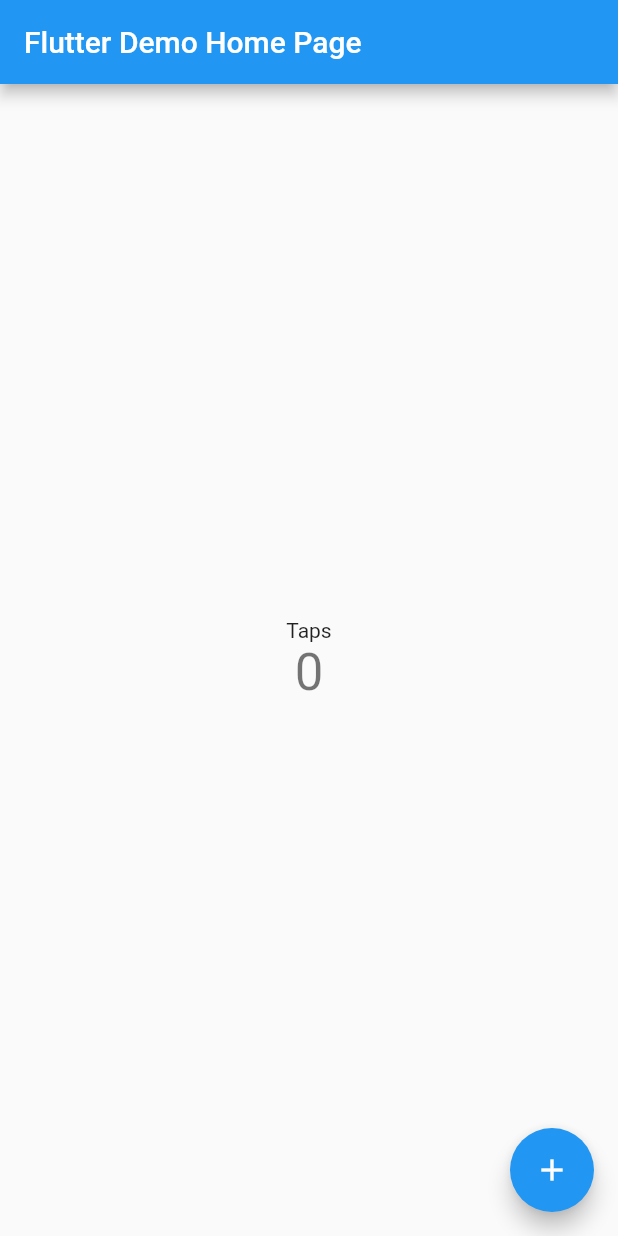
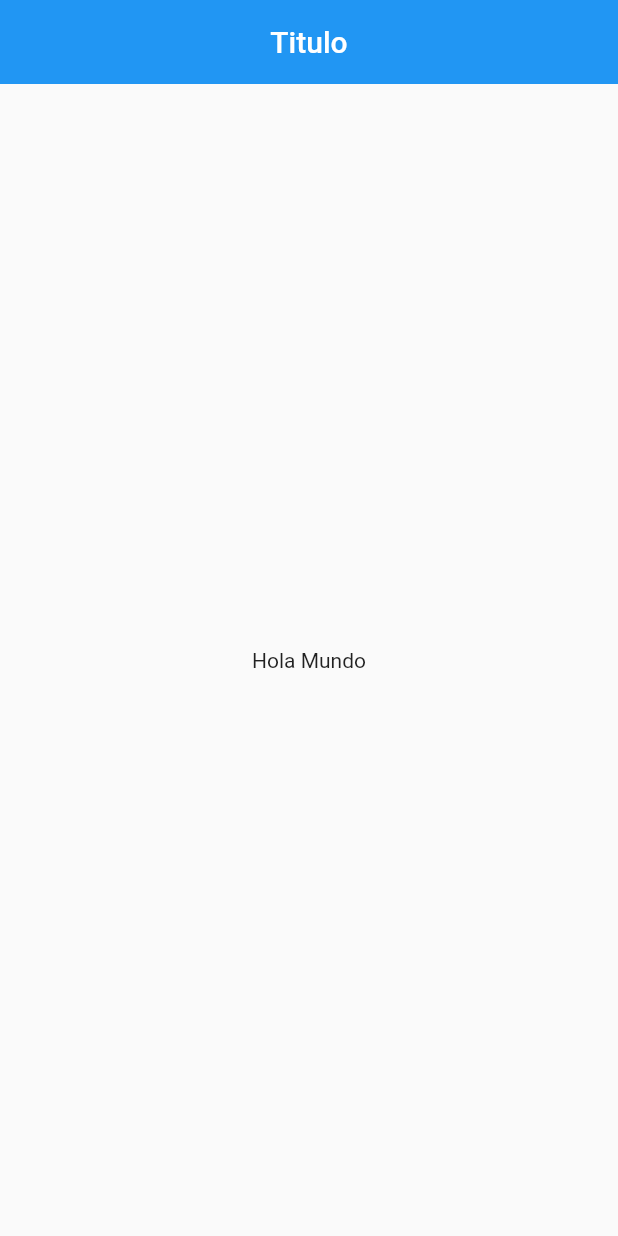
Before and after one commit to stiven212/flutter_project, a Flutter app: the screen it shows after launch, on a phone screen of 412 x 824 dp. Run offline on Flutter 3.47's test engine with Material 2 defaults, Android fonts, the phone set to English and light mode, and no system bars.

Commit message:
Hola Mundo con Scaffold

```diff
--- a/lib/main.dart
+++ b/lib/main.dart
@@ -1,113 +1,11 @@
 import 'package:flutter/material.dart';
+
+import 'src/app.dart';
+
+//Mis importaciones
+
+//import 'src/app.dart';
 
 void main() {
   runApp(MyApp());
 }
-
-class MyApp extends StatelessWidget {
-  // This widget is the root of your application.
-  @override
-  Widget build(BuildContext context) {
-    return MaterialApp(
-      title: 'Flutter Demo',
-      theme: ThemeData(
-        // This is the theme of your application.
-        //
-        // Try running your application with "flutter run". You'll see the
-        // application has a blue toolbar. Then, without quitting the app, try
-        // changing the primarySwatch below to Colors.green and then invoke
-        // "hot reload" (press "r" in the console where you ran "flutter run",
-        // or simply save your changes to "hot reload" in a Flutter IDE).
-        // Notice that the counter didn't reset back to zero; the application
-        // is not restarted.
-        primarySwatch: Colors.blue,
-      ),
-      home: MyHomePage(title: 'Flutter Demo Home Page'),
-    );
-  }
-}
-
-class MyHomePage extends StatefulWidget {
-  MyHomePage({Key key, this.title}) : super(key: key);
-
-  // This widget is the home page of your application. It is stateful, meaning
-  // that it has a State object (defined below) that contains fields that affect
-  // how it looks.
-
-  // This class is the configuration for the state. It holds the values (in this
-  // case the title) provided by the parent (in this case the App widget) and
-  // used by the build method of the State. Fields in a Widget subclass are
-  // always marked "final".
-
-  final String title;
-
-  @override
-  _MyHomePageState createState() => _MyHomePageState();
-}
-
-class _MyHomePageState extends State<MyHomePage> {
-  int _counter = 0;
-
-  void _incrementCounter() {
-    setState(() {
-      // This call to setState tells the Flutter framework that something has
-      // changed in this State, which causes it to rerun the build method below
-      // so that the display can reflect the updated values. If we changed
-      // _counter without calling setState(), then the build method would not be
-      // called again, and so nothing would appear to happen.
-      _counter++;
-    });
-  }
-
-  @override
-  Widget build(BuildContext context) {
-    // This method is rerun every time setState is called, for instance as done
-    // by the _incrementCounter method above.
-    //
-    // The Flutter framework has been optimized to make rerunning build methods
-    // fast, so that you can just rebuild anything that needs updating rather
-    // than having to individually change instances of widgets.
-    return Scaffold(
-      appBar: AppBar(
-        // Here we take the value from the MyHomePage object that was created by
-        // the App.build method, and use it to set our appbar title.
-        title: Text(widget.title),
-      ),
-      body: Center(
-        // Center is a layout widget. It takes a single child and positions it
-        // in the middle of the parent.
-        child: Column(
-          // Column is also a layout widget. It takes a list of children and
-          // arranges them vertically. By default, it sizes itself to fit its
-          // children horizontally, and tries to be as tall as its parent.
-          //
-          // Invoke "debug painting" (press "p" in the console, choose the
-          // "Toggle Debug Paint" action from the Flutter Inspector in Android
-          // Studio, or the "Toggle Debug Paint" command in Visual Studio Code)
-          // to see the wireframe for each widget.
-          //
-          // Column has various properties to control how it sizes itself and
-          // how it positions its children. Here we use mainAxisAlignment to
-          // center the children vertically; the main axis here is the vertical
-          // axis because Columns are vertical (the cross axis would be
-          // horizontal).
-          mainAxisAlignment: MainAxisAlignment.center,
-          children: <Widget>[
-            Text(
-              'Taps',
-            ),
-            Text(
-              '$_counter',
-              style: Theme.of(context).textTheme.headline4,
-            ),
-          ],
-        ),
-      ),
-      floatingActionButton: FloatingActionButton(
-        onPressed: _incrementCounter,
-        tooltip: 'Increment',
-        child: Icon(Icons.add),
-      ), // This trailing comma makes auto-formatting nicer for build methods.
-    );
-  }
-}
--- /dev/null
+++ b/lib/src/app.dart
@@ -0,0 +1,14 @@
+//import 'package:flutter_application_1/src/pages/home_page.dart';
+import 'package:flutter/material.dart';
+
+import 'pages/home_page.dart';
+
+class MyApp extends StatelessWidget {
+  @override
+  Widget build(BuildContext context) {
+    return MaterialApp(
+        home: Center(
+      child: HomePage(),
+    ));
+  }
+}
--- /dev/null
+++ b/lib/src/pages/home_page.dart
@@ -0,0 +1,17 @@
+import 'package:flutter/material.dart';
+
+class HomePage extends StatelessWidget {
+  @override
+  Widget build(BuildContext context) {
+    return Scaffold(
+      appBar: AppBar(
+        title: Text('Titulo'),
+        centerTitle: true,
+        elevation: 0.0,
+      ),
+      body: Center(
+        child: Text('Hola Mundo'),
+      ),
+    );
+  }
+}
```
